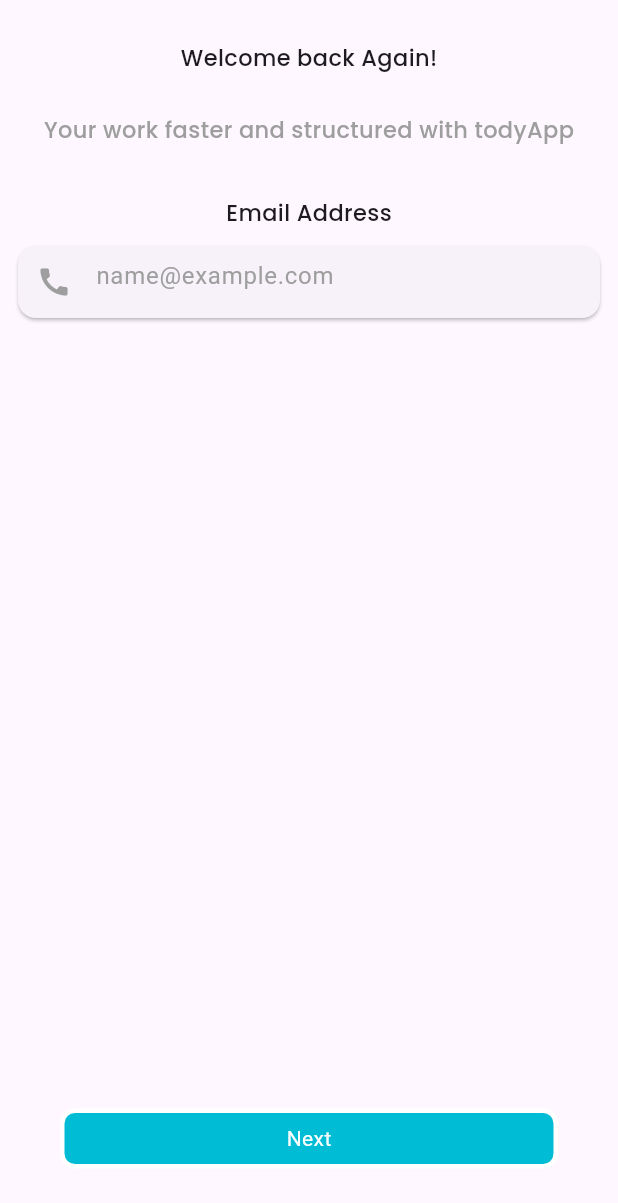
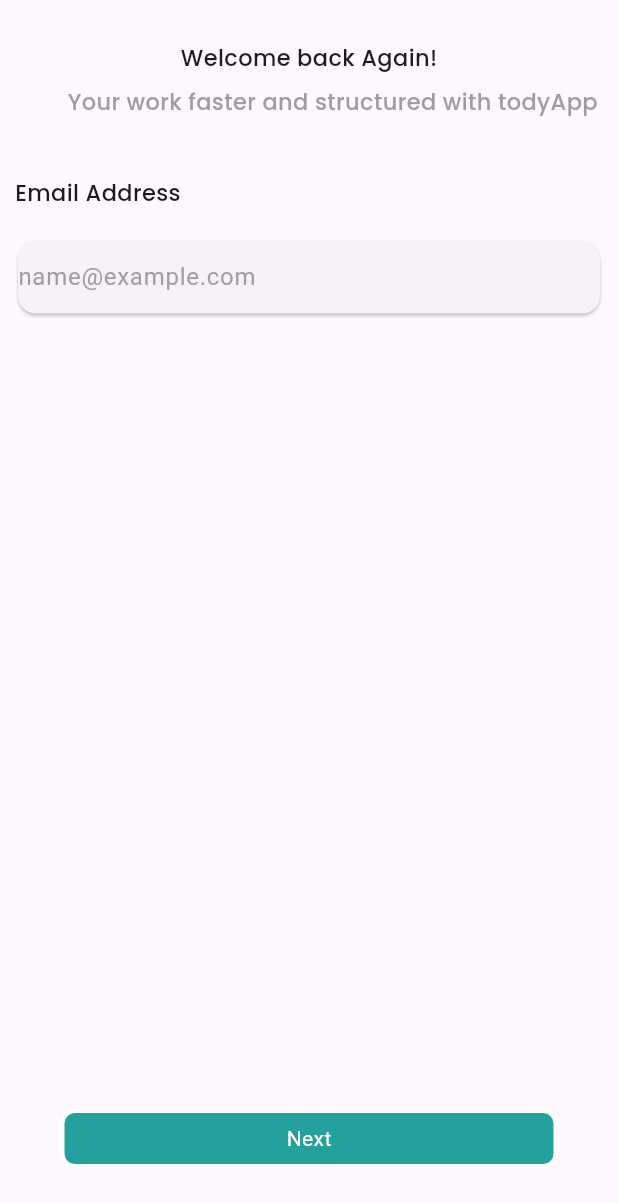
Before and after one commit to laiba12-cloud/todolist, a Flutter app: the LoginScreen screen opened directly, on a phone screen of 412 x 824 dp. Shown: the top 1203 px of the screen. Run offline on Flutter 3.47's test engine with Material 3 defaults, Android fonts, the phone set to English and light mode, and no system bars; our stand-ins replace google_fonts.

Commit message:
updated code

```diff
--- a/lib/controller/components/WHITELARGETEXT.dart
+++ b/lib/controller/components/WHITELARGETEXT.dart
@@ -2,9 +2,9 @@ import 'package:flutter/cupertino.dart';
 import 'package:flutter/material.dart';
 import 'package:google_fonts/google_fonts.dart';
 
-class BlackTextWidget extends StatelessWidget {
+class WhitelargeText extends StatelessWidget {
   final String text;
-  const BlackTextWidget({super.key,required this.text});
+  const WhitelargeText({super.key,required this.text});
 
   @override
   Widget build(BuildContext context) {
--- a/lib/controller/components/cyanbutton.dart
+++ b/lib/controller/components/cyanbutton.dart
@@ -1,4 +1,5 @@
 import 'package:flutter/material.dart';
+import 'package:todolist/controller/utills/appcolors.dart';
 class CyanButton extends StatelessWidget {
   String text;
    CyanButton({super.key,required this.text});
@@ -8,7 +9,7 @@ class CyanButton extends StatelessWidget {
     return Container(
       height: 40,
       decoration:BoxDecoration(
-        color:Colors.cyan,
+        color: AppColors.CyanColor,
         borderRadius:BorderRadius.circular(10),
         border:Border.all(width:3,
         color:Colors.white)
--- a/lib/controller/components/textboxwidget.dart
+++ b/lib/controller/components/textboxwidget.dart
@@ -10,7 +10,7 @@ class TextFormwidget extends StatelessWidget {
           border: InputBorder.none,
           hintStyle: TextStyle(color: Colors.grey),
           hintText: text,
-          prefixIcon: Icon(Icons.call, color: Colors.grey),
+          //prefixIcon: Icon(Icons.call, color: Colors.grey),
     )
     );
   }
--- a/lib/controller/components/whitesmallwidget.dart
+++ b/lib/controller/components/whitesmallwidget.dart
@@ -2,9 +2,9 @@ import 'package:flutter/cupertino.dart';
 import 'package:flutter/material.dart';
 import 'package:google_fonts/google_fonts.dart';
 
-class BlackTextWidget extends StatelessWidget {
+class WhitesmallText extends StatelessWidget {
   final String text;
-  const BlackTextWidget({super.key,required this.text});
+  const WhitesmallText({super.key,required this.text});
 
   @override
   Widget build(BuildContext context) {
--- a/lib/controller/utills/appcolors.dart
+++ b/lib/controller/utills/appcolors.dart
@@ -1,26 +1,26 @@
+import 'package:flutter/material.dart';
 class AppColors{
-  static String base='assets/colors/';
-  static String orangeColor='${base}colors.orange';
-  static String IndianRedColor='0xffCD5C5C';
-  static String LightCoralColor='0xffF08080';
-  static String SalmonColor='0xffFA8072';
-  static String DarkSalmonColor='0xffE9967A';
-  static String LightSalmonColor='0xffFFA07A';
-  static String WhiteColor='0xffFFFFFF';
-  static String SilverColor='0xffC0C0C0';
-  static String GreyColor='0xff808080';
-  static String BlackColor='0xff000000';
-  static String RedColor='0xffFF0000';
-  static String MaroonColor='0xff800000';
-  static String YellowColor='0xffFFFF00';
-  static String OliveColor='0xff808000';
-  static String LimeColor='0xff00FF00';
-  static String GreenColor='0xff008000';
-  static String AquaColor='0xff00FFFF';
-  static String TealColor='0xff008080';
-  static String BlueColor='0xff0000FF';
-  static String NavyColor='0xff000080';
-  static String FuchsiaColor='0xffFF00FF';
-  static String PurpleColor='0xff800080';
-  static String cyancolor='0xffFFFFFF';
+
+  static Color IndianRedColor=Color(0xffCD5C5C);
+  static Color LightCoralColor=Color(0xffF08080);
+  static Color SalmonColor=Color(0xffFA8072);
+  static Color DarkSalmonColor=Color(0xffE9967A);
+  static Color LightSalmonColor=Color(0xffFFA07A);
+  static Color WhiteColor=Color(0xffFFFFFF);
+  static Color SilverColor=Color(0xffC0C0C0);
+  static Color GreyColor=Color(0xff808080);
+  static Color BlackColor=Color(0xff000000);
+  static Color RedColor=Color(0xffFF0000);
+  static Color MaroonColor=Color(0xff800000);
+  static Color YellowColor=Color(0xffFFFF00);
+  static Color OliveColor=Color(0xff808000);
+  static Color LimeColor=Color(0xff00FF00);
+  static Color GreenColor=Color(0xff008000);
+  static Color AquaColor=Color(0xff00FFFF);
+  static Color TealColor=Color(0xff008080);
+  static Color BlueColor=Color(0xff0000FF);
+  static Color NavyColor=Color(0xff000080);
+  static Color FuchsiaColor=Color(0xffFF00FF);
+  static Color PurpleColor=Color(0xff800080);
+  static Color CyanColor=Color(0xff24A19C);
 }
--- a/lib/controller/utills/appicons/appicons.dart
+++ b/lib/controller/utills/appicons/appicons.dart
@@ -0,0 +1,4 @@
+import 'package:flutter/material.dart';
+class AppIcons{
+  static String Logoimage='assets/icons/Logo OnBoarding.png';
+}
--- a/lib/main.dart
+++ b/lib/main.dart
@@ -1,5 +1,7 @@
 import 'package:flutter/material.dart';
 import 'package:todolist/view/authview/loginscreen.dart';
+import 'package:todolist/view/authview/onboarding/onboarding1.dart';
+import 'package:todolist/view/startingview/splashscreen.dart';
 
 void main() {
   runApp(const MyApp());
@@ -13,7 +15,9 @@ class MyApp extends StatelessWidget {
   Widget build(BuildContext context) {
     return MaterialApp(
       debugShowCheckedModeBanner: false,
-      home: LoginScreen(),// This trailing comma makes auto-formatting nicer for build methods.
+      home:OnBoardingoneScreen()
+      //SplashScreen()
+      //LoginScreen(),// This trailing comma makes auto-formatting nicer for build methods.
     );
   }
 }
--- a/lib/view/authview/loginscreen.dart
+++ b/lib/view/authview/loginscreen.dart
@@ -10,6 +10,7 @@ class LoginScreen extends StatelessWidget {
   Widget build(BuildContext context) {
     return Scaffold(
       body: Column(
+        crossAxisAlignment: CrossAxisAlignment.start,
           children: [
             SizedBox(height: 20,),
             Center(child:
@@ -17,13 +18,15 @@ class LoginScreen extends StatelessWidget {
               padding: const EdgeInsets.all(8.0),
               child: BlackTextWidget(text: 'Welcome back Again!'),
             )),
-            SizedBox(height: 15,),
             Padding(
-              padding: const EdgeInsets.all(4.0),
+              padding: const EdgeInsets.only(left: 45.0),
               child: GreyTextWidget(text: 'Your work faster and structured with todyApp'),
             ),
             SizedBox(height:30),
-            BlackTextWidget(text: 'Email Address'),
+            Padding(
+              padding: const EdgeInsets.all(10.0),
+              child: BlackTextWidget(text: 'Email Address'),
+            ),
 
             Padding(
               padding: const EdgeInsets.all(8.0),
```
Also changed, not shown: lib/controller/utills/appimages/appimages.dart (+7 -0 lines), lib/view/authview/onboarding/onboarding1.dart (added, +84 -0 lines), lib/view/authview/signupscreen.dart (+53 -0 lines), lib/view/startingview/splashscreen.dart (+41 -5 lines), assets/images/Frame 215.png (added), assets/images/Frame 216.png (added), assets/images/X Mockup.png (added), lib/view/authview/onboarding/onboarding2.dart (added).
